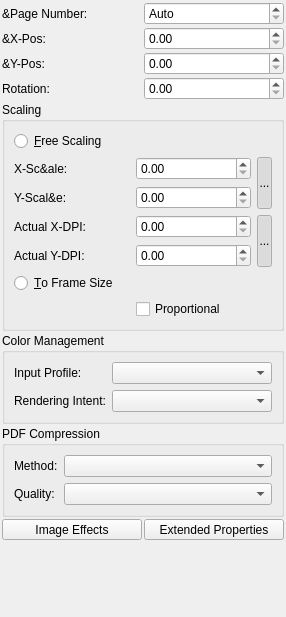
The window that scribus/ui/propertiespalette_imagebase.ui (scribusproject/scribus) describes before a commit, drawn with Qt 5.
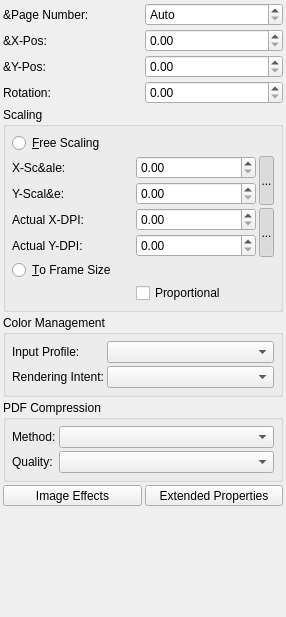
The same window after the commit. Custom widgets are drawn as their Qt base class.

Commit message: #16493: Unify margins and spacing for properties palette, set 2 <bubu>

What changed in the file:
```diff
--- a/scribus/ui/propertiespalette_imagebase.ui
+++ b/scribus/ui/propertiespalette_imagebase.ui
@@ -15,22 +15,25 @@
   </property>
   <layout class="QVBoxLayout" name="verticalLayout">
    <property name="spacing">
-    <number>2</number>
+    <number>3</number>
    </property>
    <property name="leftMargin">
-    <number>2</number>
+    <number>3</number>
    </property>
    <property name="topMargin">
-    <number>2</number>
+    <number>3</number>
    </property>
    <property name="rightMargin">
-    <number>2</number>
+    <number>3</number>
    </property>
    <property name="bottomMargin">
-    <number>2</number>
+    <number>3</number>
    </property>
    <item>
     <layout class="QGridLayout" name="gridLayout">
+     <property name="spacing">
+      <number>3</number>
+     </property>
      <item row="2" column="0">
       <widget class="QLabel" name="xposImgLabel">
        <property name="text">
@@ -116,6 +119,21 @@
       <string>Scaling</string>
      </property>
      <layout class="QGridLayout" name="gridLayout_2">
+      <property name="leftMargin">
+       <number>6</number>
+      </property>
+      <property name="topMargin">
+       <number>6</number>
+      </property>
+      <property name="rightMargin">
+       <number>6</number>
+      </property>
+      <property name="bottomMargin">
+       <number>6</number>
+      </property>
+      <property name="spacing">
+       <number>3</number>
+      </property>
       <item row="2" column="2" rowspan="2">
        <widget class="LinkButton" name="keepImageWHRatioButton">
         <property name="maximumSize">
@@ -282,6 +300,21 @@
       <string>Color Management</string>
      </property>
      <layout class="QGridLayout" name="gridLayout_4">
+      <property name="leftMargin">
+       <number>6</number>
+      </property>
+      <property name="topMargin">
+       <number>6</number>
+      </property>
+      <property name="rightMargin">
+       <number>6</number>
+      </property>
+      <property name="bottomMargin">
+       <number>6</number>
+      </property>
+      <property name="spacing">
+       <number>3</number>
+      </property>
       <item row="0" column="0">
        <widget class="QLabel" name="inputProfLabel">
         <property name="text">
@@ -331,6 +364,21 @@
       <string>PDF Compression</string>
      </property>
      <layout class="QGridLayout" name="gridLayout_3">
+      <property name="leftMargin">
+       <number>6</number>
+      </property>
+      <property name="topMargin">
+       <number>6</number>
+      </property>
+      <property name="rightMargin">
+       <number>6</number>
+      </property>
+      <property name="bottomMargin">
+       <number>6</number>
+      </property>
+      <property name="spacing">
+       <number>3</number>
+      </property>
       <item row="0" column="0">
        <widget class="QLabel" name="compressionMethodLabel">
         <property name="text">
@@ -376,6 +424,9 @@
    </item>
    <item>
     <layout class="QHBoxLayout" name="horizontalLayout">
+     <property name="spacing">
+      <number>3</number>
+     </property>
      <item>
       <widget class="QToolButton" name="imgEffectsButton">
        <property name="sizePolicy">
@@ -412,7 +463,7 @@
      <property name="sizeHint" stdset="0">
       <size>
        <width>20</width>
-       <height>40</height>
+       <height>0</height>
       </size>
      </property>
     </spacer>
```
The commit also changes 2 other files.
